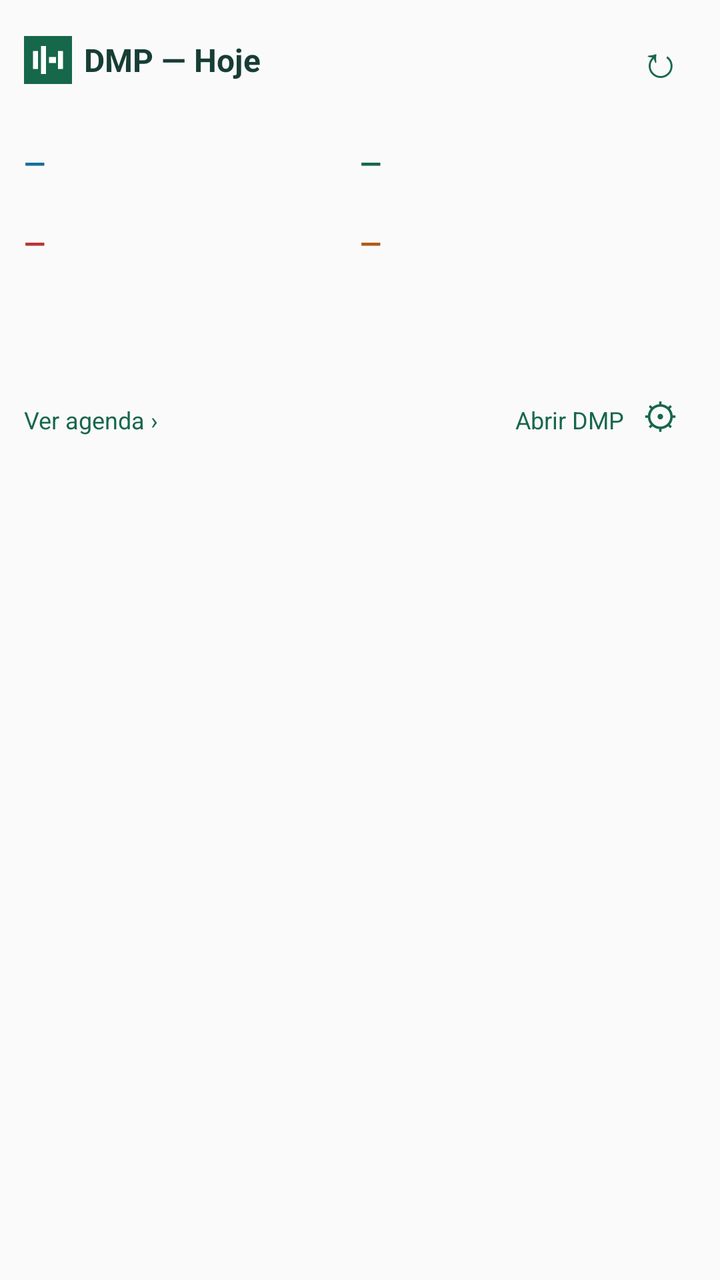
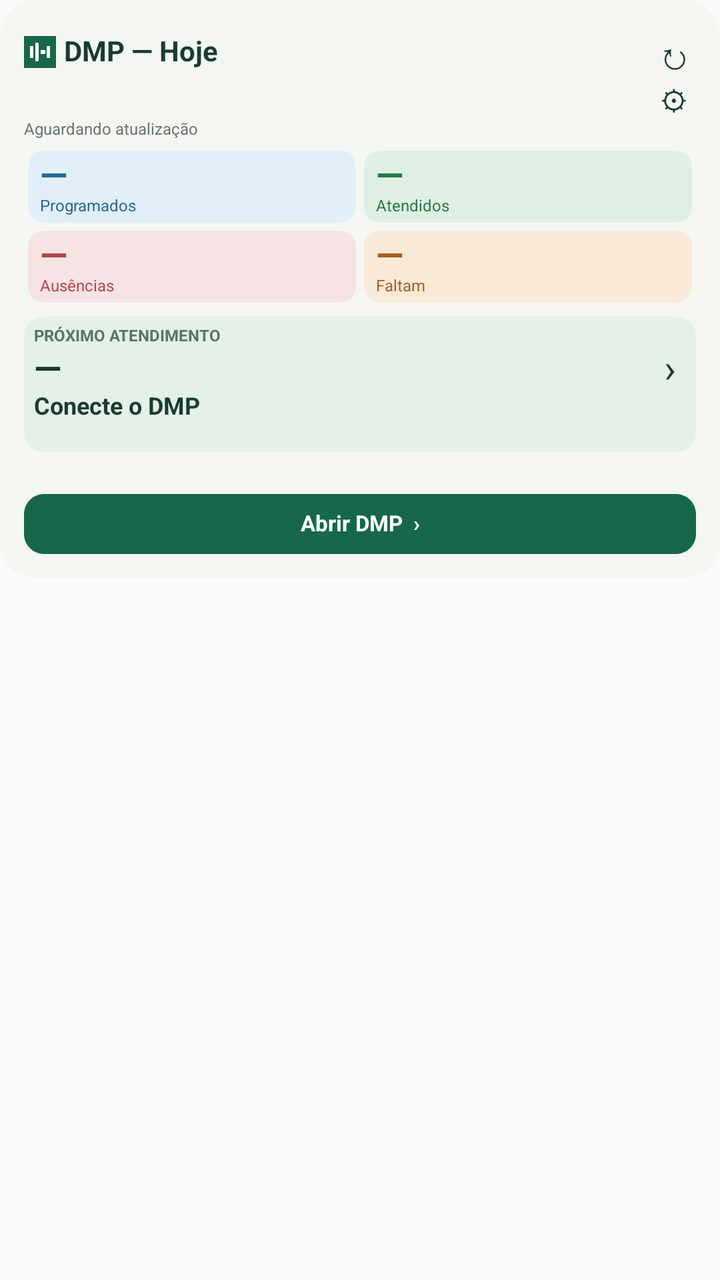

Two renders of the same Android screen: before a commit and after it. Below are the layout's source before the change and the commit's diff.
<!-- AndroidManifest.xml: application theme android:Theme.Material.Light.NoActionBar -->
<!-- res/layout/widget.xml -->
<FrameLayout xmlns:android="http://schemas.android.com/apk/res/android" android:id="@+id/root" android:layout_width="match_parent" android:layout_height="match_parent"><ImageView android:id="@+id/background" android:layout_width="match_parent" android:layout_height="match_parent" android:scaleType="fitXY" android:contentDescription=""/><LinearLayout xmlns:android="http://schemas.android.com/apk/res/android" android:layout_width="match_parent" android:layout_height="match_parent" android:orientation="vertical" android:padding="12dp"><LinearLayout android:id="@+id/header" android:layout_width="match_parent" android:layout_height="wrap_content" android:orientation="horizontal" android:gravity="center_vertical"><ImageView android:layout_width="24dp" android:layout_height="24dp" android:src="@drawable/icon" android:contentDescription="DMP"/><TextView android:layout_width="0dp" android:layout_weight="1" android:layout_height="wrap_content" android:paddingLeft="6dp" android:text="DMP — Hoje" android:textColor="#173D35" android:textStyle="bold" android:textSize="16sp"/><TextView android:id="@+id/date" android:layout_width="wrap_content" android:layout_height="wrap_content" android:textColor="#476553" android:textSize="12sp"/><TextView android:id="@+id/refresh" android:layout_width="36dp" android:layout_height="36dp" android:gravity="center" android:text="↻" android:contentDescription="Atualizar" android:textColor="#17674B" android:textSize="22sp"/></LinearLayout><TextView android:id="@+id/updated" android:layout_width="match_parent" android:layout_height="wrap_content" android:textColor="#476553" android:textSize="10sp"/><LinearLayout android:layout_width="match_parent" android:layout_height="wrap_content" android:orientation="horizontal"><TextView android:id="@+id/programmed" android:layout_width="0dp" android:layout_weight="1" android:layout_height="40dp" android:gravity="center_vertical" android:text="—" android:textColor="#176F99" android:textSize="14sp" android:textStyle="bold"/><TextView android:id="@+id/attended" android:layout_width="0dp" android:layout_weight="1" android:layout_height="40dp" android:gravity="center_vertical" android:text="—" android:textColor="#17674B" android:textSize="14sp" android:textStyle="bold"/></LinearLayout><LinearLayout android:layout_width="match_parent" android:layout_height="wrap_content" android:orientation="horizontal"><TextView android:id="@+id/absent" android:layout_width="0dp" android:layout_weight="1" android:layout_height="40dp" android:gravity="center_vertical" android:text="—" android:textColor="#B73535" android:textSize="14sp" android:textStyle="bold"/><TextView android:id="@+id/remaining" android:layout_width="0dp" android:layout_weight="1" android:layout_height="40dp" android:gravity="center_vertical" android:text="—" android:textColor="#AF5A16" android:textSize="14sp" android:textStyle="bold"/></LinearLayout><TextView android:id="@+id/next" android:layout_width="match_parent" android:layout_height="48dp" android:gravity="center_vertical" android:maxLines="2" android:ellipsize="end" android:textColor="#173D35" android:textSize="13sp"/><LinearLayout android:id="@+id/workouts" android:layout_width="match_parent" android:layout_height="wrap_content" android:orientation="vertical"/><LinearLayout android:id="@+id/notes" android:layout_width="match_parent" android:layout_height="wrap_content" android:orientation="vertical"/><LinearLayout android:id="@+id/calendar" android:layout_width="match_parent" android:layout_height="wrap_content" android:orientation="vertical"/><LinearLayout android:layout_width="match_parent" android:layout_height="wrap_content" android:orientation="horizontal"><TextView android:id="@+id/agenda" android:layout_width="0dp" android:layout_weight="1" android:layout_height="36dp" android:gravity="center_vertical" android:text="Ver agenda ›" android:textColor="#17674B" android:textSize="12sp"/><TextView android:id="@+id/open" android:layout_width="wrap_content" android:layout_height="36dp" android:gravity="center_vertical" android:text="Abrir DMP" android:textColor="#17674B" android:textSize="12sp"/><TextView android:id="@+id/settings" android:layout_width="36dp" android:layout_height="36dp" android:gravity="center" android:text="⚙" android:contentDescription="Configurar este widget" android:textColor="#17674B" android:textSize="18sp"/></LinearLayout></LinearLayout></FrameLayout>
<!-- resources referenced by this layout -->
<resources>
  <!-- drawable icon (drawable) -->
  <vector xmlns:android="http://schemas.android.com/apk/res/android" android:width="48dp" android:height="48dp" android:viewportWidth="48" android:viewportHeight="48"><path android:fillColor="#17674B" android:pathData="M0,0h48v48h-48z"/><path android:fillColor="#FFFFFF" android:pathData="M9,15h5v18h-5zM17,10h5v28h-5zM25,21h7v6h-7zM34,15h5v18h-5z"/></vector>
</resources>

<!-- the commit's change to res/layout/widget.xml (unified diff, before → after) -->
@@ -1 +1,70 @@
-<FrameLayout xmlns:android="http://schemas.android.com/apk/res/android" android:id="@+id/root" android:layout_width="match_parent" android:layout_height="match_parent"><ImageView android:id="@+id/background" android:layout_width="match_parent" android:layout_height="match_parent" android:scaleType="fitXY" android:contentDescription=""/><LinearLayout xmlns:android="http://schemas.android.com/apk/res/android" android:layout_width="match_parent" android:layout_height="match_parent" android:orientation="vertical" android:padding="12dp"><LinearLayout android:id="@+id/header" android:layout_width="match_parent" android:layout_height="wrap_content" android:orientation="horizontal" android:gravity="center_vertical"><ImageView android:layout_width="24dp" android:layout_height="24dp" android:src="@drawable/icon" android:contentDescription="DMP"/><TextView android:layout_width="0dp" android:layout_weight="1" android:layout_height="wrap_content" android:paddingLeft="6dp" android:text="DMP — Hoje" android:textColor="#173D35" android:textStyle="bold" android:textSize="16sp"/><TextView android:id="@+id/date" android:layout_width="wrap_content" android:layout_height="wrap_content" android:textColor="#476553" android:textSize="12sp"/><TextView android:id="@+id/refresh" android:layout_width="36dp" android:layout_height="36dp" android:gravity="center" android:text="↻" android:contentDescription="Atualizar" android:textColor="#17674B" android:textSize="22sp"/></LinearLayout><TextView android:id="@+id/updated" android:layout_width="match_parent" android:layout_height="wrap_content" android:textColor="#476553" android:textSize="10sp"/><LinearLayout android:layout_width="match_parent" android:layout_height="wrap_content" android:orientation="horizontal"><TextView android:id="@+id/programmed" android:layout_width="0dp" android:layout_weight="1" android:layout_height="40dp" android:gravity="center_vertical" android:text="—" android:textColor="#176F99" android:textSize="14sp" android:textStyle="bold"/><TextView android:id="@+id/attended" android:layout_width="0dp" android:layout_weight="1" android:layout_height="40dp" android:gravity="center_vertical" android:text="—" android:textColor="#17674B" android:textSize="14sp" android:textStyle="bold"/></LinearLayout><LinearLayout android:layout_width="match_parent" android:layout_height="wrap_content" android:orientation="horizontal"><TextView android:id="@+id/absent" android:layout_width="0dp" android:layout_weight="1" android:layout_height="40dp" android:gravity="center_vertical" android:text="—" android:textColor="#B73535" android:textSize="14sp" android:textStyle="bold"/><TextView android:id="@+id/remaining" android:layout_width="0dp" android:layout_weight="1" android:layout_height="40dp" android:gravity="center_vertical" android:text="—" android:textColor="#AF5A16" android:textSize="14sp" android:textStyle="bold"/></LinearLayout><TextView android:id="@+id/next" android:layout_width="match_parent" android:layout_height="48dp" android:gravity="center_vertical" android:maxLines="2" android:ellipsize="end" android:textColor="#173D35" android:textSize="13sp"/><LinearLayout android:id="@+id/workouts" android:layout_width="match_parent" android:layout_height="wrap_content" android:orientation="vertical"/><LinearLayout android:id="@+id/notes" android:layout_width="match_parent" android:layout_height="wrap_content" android:orientation="vertical"/><LinearLayout android:id="@+id/calendar" android:layout_width="match_parent" android:layout_height="wrap_content" android:orientation="vertical"/><LinearLayout android:layout_width="match_parent" android:layout_height="wrap_content" android:orientation="horizontal"><TextView android:id="@+id/agenda" android:layout_width="0dp" android:layout_weight="1" android:layout_height="36dp" android:gravity="center_vertical" android:text="Ver agenda ›" android:textColor="#17674B" android:textSize="12sp"/><TextView android:id="@+id/open" android:layout_width="wrap_content" android:layout_height="36dp" android:gravity="center_vertical" android:text="Abrir DMP" android:textColor="#17674B" android:textSize="12sp"/><TextView android:id="@+id/settings" android:layout_width="36dp" android:layout_height="36dp" android:gravity="center" android:text="⚙" android:contentDescription="Configurar este widget" android:textColor="#17674B" android:textSize="18sp"/></LinearLayout></LinearLayout></FrameLayout>
+<FrameLayout xmlns:android="http://schemas.android.com/apk/res/android" android:id="@+id/root" android:layout_width="match_parent" android:layout_height="match_parent">
+  <RelativeLayout android:id="@+id/shell" android:layout_width="match_parent" android:layout_height="wrap_content">
+    <ImageView android:id="@+id/shell_bg" android:layout_width="match_parent" android:layout_height="0dp" android:scaleType="fitXY" android:contentDescription="" android:layout_alignTop="@id/content" android:layout_alignBottom="@id/content" android:src="@drawable/widget_surface" />
+    <LinearLayout android:layout_width="match_parent" android:layout_height="wrap_content" android:orientation="vertical" android:padding="12dp" android:id="@+id/content">
+      <LinearLayout android:layout_width="match_parent" android:layout_height="28dp" android:orientation="horizontal" android:gravity="center_vertical">
+        <ImageView android:layout_width="16dp" android:layout_height="16dp" android:src="@drawable/icon" android:contentDescription="DMP" />
+        <TextView android:id="@+id/header" android:layout_width="0dp" android:layout_height="wrap_content" android:text="DMP — Hoje" android:textSize="14sp" android:textColor="#183B33" android:includeFontPadding="false" android:layout_weight="1" android:paddingStart="4dp" android:maxLines="1" android:ellipsize="end" android:textStyle="bold" />
+        <TextView android:id="@+id/refresh" android:layout_width="22dp" android:layout_height="24dp" android:text="↻" android:textSize="19sp" android:textColor="#183B33" android:includeFontPadding="false" android:gravity="center" android:contentDescription="Atualizar" />
+      </LinearLayout>
+      <LinearLayout android:layout_width="match_parent" android:layout_height="20dp" android:orientation="horizontal" android:gravity="center_vertical">
+        <TextView android:id="@+id/date" android:layout_width="0dp" android:layout_height="wrap_content" android:text="" android:textSize="9sp" android:includeFontPadding="false" android:layout_weight="1" android:maxLines="1" android:textColor="#5D706A" />
+        <TextView android:id="@+id/settings" android:layout_width="22dp" android:layout_height="20dp" android:text="⚙" android:textSize="14sp" android:textColor="#183B33" android:includeFontPadding="false" android:gravity="center" android:contentDescription="Configurar widget" />
+      </LinearLayout>
+      <TextView android:id="@+id/updated" android:layout_width="match_parent" android:layout_height="wrap_content" android:text="Aguardando atualização" android:textSize="8sp" android:includeFontPadding="false" android:textColor="#64766F" android:paddingBottom="4dp" android:maxLines="1" />
+      <LinearLayout android:layout_width="match_parent" android:layout_height="wrap_content" android:orientation="vertical" android:id="@+id/metrics">
+        <LinearLayout android:layout_width="match_parent" android:layout_height="wrap_content" android:orientation="horizontal" android:gravity="center_vertical">
+          <FrameLayout android:id="@+id/programmed" android:layout_width="0dp" android:layout_weight="1" android:layout_height="36dp" android:layout_margin="2dp">
+            <ImageView android:id="@+id/programmed_bg" android:layout_width="match_parent" android:layout_height="match_parent" android:scaleType="fitXY" android:contentDescription="" android:src="@drawable/programmed" />
+            <LinearLayout android:layout_width="match_parent" android:layout_height="wrap_content" android:orientation="vertical" android:paddingStart="6dp" android:paddingTop="2dp" android:paddingBottom="2dp">
+              <TextView android:id="@+id/programmed_number" android:layout_width="match_parent" android:layout_height="wrap_content" android:text="—" android:textSize="18sp" android:includeFontPadding="false" android:textStyle="bold" android:textColor="#286891" />
+              <TextView android:id="@+id/programmed_label" android:layout_width="match_parent" android:layout_height="wrap_content" android:text="Programados" android:textSize="8sp" android:includeFontPadding="false" android:maxLines="1" android:textColor="#286891" />
+            </LinearLayout>
+          </FrameLayout>
+          <FrameLayout android:id="@+id/attended" android:layout_width="0dp" android:layout_weight="1" android:layout_height="36dp" android:layout_margin="2dp">
+            <ImageView android:id="@+id/attended_bg" android:layout_width="match_parent" android:layout_height="match_parent" android:scaleType="fitXY" android:contentDescription="" android:src="@drawable/attended" />
+            <LinearLayout android:layout_width="match_parent" android:layout_height="wrap_content" android:orientation="vertical" android:paddingStart="6dp" android:paddingTop="2dp" android:paddingBottom="2dp">
+              <TextView android:id="@+id/attended_number" android:layout_width="match_parent" android:layout_height="wrap_content" android:text="—" android:textSize="18sp" android:includeFontPadding="false" android:textStyle="bold" android:textColor="#27754E" />
+              <TextView android:id="@+id/attended_label" android:layout_width="match_parent" android:layout_height="wrap_content" android:text="Atendidos" android:textSize="8sp" android:includeFontPadding="false" android:maxLines="1" android:textColor="#27754E" />
+            </LinearLayout>
+          </FrameLayout>
+        </LinearLayout>
+        <LinearLayout android:layout_width="match_parent" android:layout_height="wrap_content" android:orientation="horizontal" android:gravity="center_vertical">
+          <FrameLayout android:id="@+id/absent" android:layout_width="0dp" android:layout_weight="1" android:layout_height="36dp" android:layout_margin="2dp">
+            <ImageView android:id="@+id/absent_bg" android:layout_width="match_parent" android:layout_height="match_parent" android:scaleType="fitXY" android:contentDescription="" android:src="@drawable/absent" />
+            <LinearLayout android:layout_width="match_parent" android:layout_height="wrap_content" android:orientation="vertical" android:paddingStart="6dp" android:paddingTop="2dp" android:paddingBottom="2dp">
+              <TextView android:id="@+id/absent_number" android:layout_width="match_parent" android:layout_height="wrap_content" android:text="—" android:textSize="18sp" android:includeFontPadding="false" android:textStyle="bold" android:textColor="#AF454A" />
+              <TextView android:id="@+id/absent_label" android:layout_width="match_parent" android:layout_height="wrap_content" android:text="Ausências" android:textSize="8sp" android:includeFontPadding="false" android:maxLines="1" android:textColor="#AF454A" />
+            </LinearLayout>
+          </FrameLayout>
+          <FrameLayout android:id="@+id/remaining" android:layout_width="0dp" android:layout_weight="1" android:layout_height="36dp" android:layout_margin="2dp">
+            <ImageView android:id="@+id/remaining_bg" android:layout_width="match_parent" android:layout_height="match_parent" android:scaleType="fitXY" android:contentDescription="" android:src="@drawable/remaining" />
+            <LinearLayout android:layout_width="match_parent" android:layout_height="wrap_content" android:orientation="vertical" android:paddingStart="6dp" android:paddingTop="2dp" android:paddingBottom="2dp">
+              <TextView android:id="@+id/remaining_number" android:layout_width="match_parent" android:layout_height="wrap_content" android:text="—" android:textSize="18sp" android:includeFontPadding="false" android:textStyle="bold" android:textColor="#A45C24" />
+              <TextView android:id="@+id/remaining_label" android:layout_width="match_parent" android:layout_height="wrap_content" android:text="Faltam" android:textSize="8sp" android:includeFontPadding="false" android:maxLines="1" android:textColor="#A45C24" />
+            </LinearLayout>
+          </FrameLayout>
+        </LinearLayout>
+      </LinearLayout>
+      <RelativeLayout android:id="@+id/next" android:layout_width="match_parent" android:layout_height="wrap_content" android:layout_marginTop="5dp">
+        <ImageView android:id="@+id/next_bg" android:layout_width="match_parent" android:layout_height="0dp" android:scaleType="fitXY" android:contentDescription="" android:layout_alignTop="@id/next_content" android:layout_alignBottom="@id/next_content" android:src="@drawable/next" />
+        <LinearLayout android:layout_width="match_parent" android:layout_height="wrap_content" android:orientation="vertical" android:padding="5dp" android:id="@+id/next_content">
+          <TextView android:id="@+id/next_label" android:layout_width="match_parent" android:layout_height="wrap_content" android:text="PRÓXIMO ATENDIMENTO" android:textSize="8sp" android:includeFontPadding="false" android:textStyle="bold" android:textColor="#55766A" android:maxLines="1" />
+          <LinearLayout android:layout_width="match_parent" android:layout_height="wrap_content" android:orientation="horizontal" android:gravity="center_vertical">
+            <TextView android:id="@+id/next_time" android:layout_width="0dp" android:layout_height="wrap_content" android:text="—" android:textSize="18sp" android:textColor="#183B33" android:includeFontPadding="false" android:layout_weight="1" android:textStyle="bold" />
+            <TextView android:id="@+id/next_arrow" android:layout_width="16dp" android:layout_height="wrap_content" android:text="›" android:textSize="20sp" android:textColor="#183B33" android:includeFontPadding="false" android:gravity="center" />
+          </LinearLayout>
+          <TextView android:id="@+id/next_title" android:layout_width="match_parent" android:layout_height="wrap_content" android:text="Conecte o DMP" android:textSize="12sp" android:textColor="#183B33" android:includeFontPadding="false" android:textStyle="bold" android:maxLines="1" android:ellipsize="end" />
+          <TextView android:id="@+id/next_type" android:layout_width="match_parent" android:layout_height="wrap_content" android:text="" android:textSize="9sp" android:includeFontPadding="false" android:textColor="#62746D" android:maxLines="1" android:ellipsize="end" />
+        </LinearLayout>
+      </RelativeLayout>
+      <LinearLayout android:layout_width="match_parent" android:layout_height="wrap_content" android:orientation="vertical" android:layout_marginTop="5dp" android:id="@+id/workouts">
+</LinearLayout>
+      <LinearLayout android:layout_width="match_parent" android:layout_height="wrap_content" android:orientation="vertical" android:layout_marginTop="5dp" android:id="@+id/notes">
+</LinearLayout>
+      <LinearLayout android:layout_width="match_parent" android:layout_height="wrap_content" android:orientation="vertical" android:layout_marginTop="5dp" android:id="@+id/calendar">
+</LinearLayout>
+      <TextView android:id="@+id/open" android:layout_width="match_parent" android:layout_height="30dp" android:text="Abrir DMP  ›" android:textSize="11sp" android:includeFontPadding="false" android:background="@drawable/widget_button" android:textColor="#FFFFFF" android:gravity="center" android:textStyle="bold" android:layout_marginTop="6dp" />
+    </LinearLayout>
+  </RelativeLayout>
+</FrameLayout>
<!-- resource entries referenced after the edit -->
@@ -1,6 +1,20 @@
 <!-- resources referenced by this layout -->
 <resources>
+  <!-- drawable absent (drawable) -->
+  <shape xmlns:android="http://schemas.android.com/apk/res/android" android:shape="rectangle"><solid android:color="#F6E3E4"/><corners android:radius="8dp"/></shape>
+  <!-- drawable attended (drawable) -->
+  <shape xmlns:android="http://schemas.android.com/apk/res/android" android:shape="rectangle"><solid android:color="#E0EFE4"/><corners android:radius="8dp"/></shape>
   <!-- drawable icon (drawable) -->
   <vector xmlns:android="http://schemas.android.com/apk/res/android" android:width="48dp" android:height="48dp" android:viewportWidth="48" android:viewportHeight="48"><path android:fillColor="#17674B" android:pathData="M0,0h48v48h-48z"/><path android:fillColor="#FFFFFF" android:pathData="M9,15h5v18h-5zM17,10h5v28h-5zM25,21h7v6h-7zM34,15h5v18h-5z"/></vector>
+  <!-- drawable next (drawable) -->
+  <shape xmlns:android="http://schemas.android.com/apk/res/android" android:shape="rectangle"><solid android:color="#E5F0E6"/><corners android:radius="10dp"/></shape>
+  <!-- drawable programmed (drawable) -->
+  <shape xmlns:android="http://schemas.android.com/apk/res/android" android:shape="rectangle"><solid android:color="#E2EEF7"/><corners android:radius="8dp"/></shape>
+  <!-- drawable remaining (drawable) -->
+  <shape xmlns:android="http://schemas.android.com/apk/res/android" android:shape="rectangle"><solid android:color="#F8E9D8"/><corners android:radius="8dp"/></shape>
+  <!-- drawable widget_button (drawable) -->
+  <shape xmlns:android="http://schemas.android.com/apk/res/android" android:shape="rectangle"><solid android:color="#17674B"/><corners android:radius="10dp"/></shape>
+  <!-- drawable widget_surface (drawable) -->
+  <shape xmlns:android="http://schemas.android.com/apk/res/android" android:shape="rectangle"><solid android:color="#F4F6F2"/><corners android:radius="18dp"/></shape>
 </resources>
 
